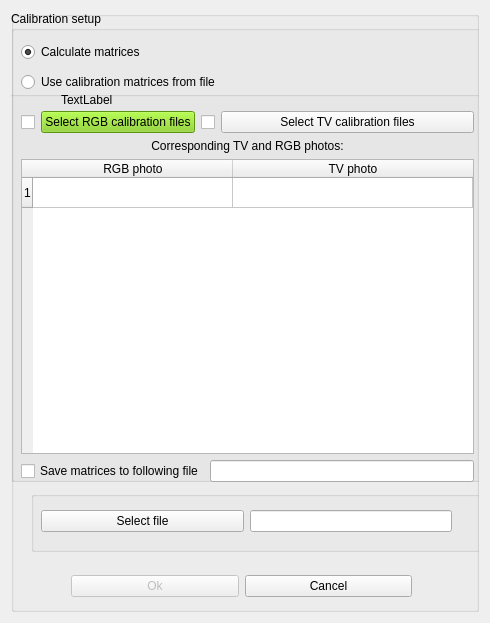
Aspirisha/Thermal_vision, file qt/dialog.ui: the form before one commit.
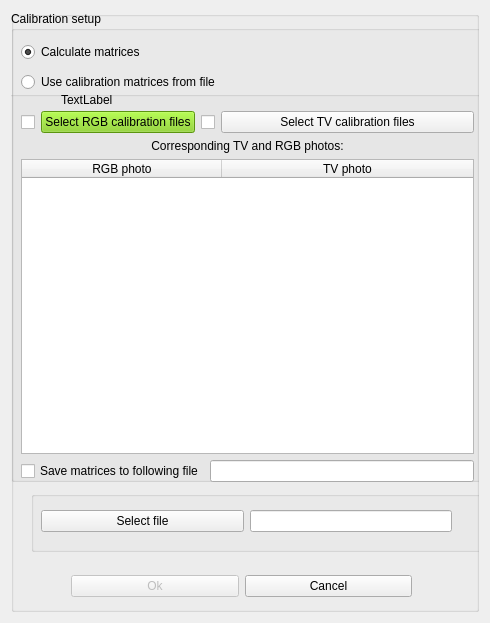
The form after the commit.

```diff
--- a/qt/dialog.ui
+++ b/qt/dialog.ui
@@ -637,7 +637,7 @@
             </sizepolicy>
            </property>
            <property name="rowCount">
-            <number>1</number>
+            <number>0</number>
            </property>
            <attribute name="horizontalHeaderCascadingSectionResizes">
             <bool>true</bool>
@@ -651,7 +651,6 @@
            <attribute name="horizontalHeaderStretchLastSection">
             <bool>true</bool>
            </attribute>
-           <row/>
            <column>
             <property name="text">
              <string>RGB photo</string>
```
Left out of the diff: 17 changed lines with no effect on the pictures.
